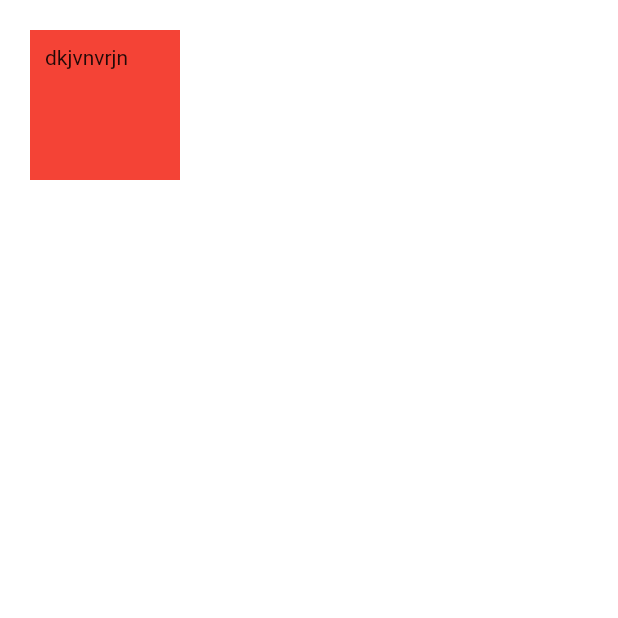
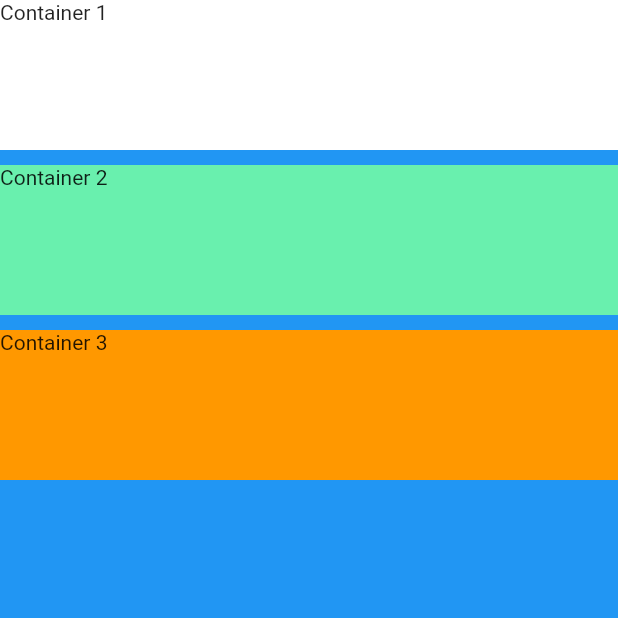
Before and after one commit to balub/Flutter_Business_Card, a Flutter app: the screen it shows after launch, on a phone screen of 412 x 824 dp, the top half of it. Run offline on Flutter 3.47's test engine with Material 2 defaults, Android fonts, the phone set to English and light mode, and no system bars.

Commit message:
played with columns

```diff
--- a/lib/main.dart
+++ b/lib/main.dart
@@ -7,15 +7,34 @@ class MyApp extends StatelessWidget {
   Widget build(BuildContext context) {
     return MaterialApp(
       home: Scaffold(
-        backgroundColor: Colors.white,
+        backgroundColor: Colors.blue,
         body: SafeArea(
-          child: Container(
-              height: 100.0,
-              width: 100.0,
-              margin: EdgeInsets.all(20.0),
-              padding: EdgeInsets.all(10.0),
-              color: Colors.red,
-              child: Text("dkjvnvrjn")),
+          child: Column(
+            crossAxisAlignment: CrossAxisAlignment.stretch,
+            children: <Widget>[
+              Container(
+                  height: 100.0,
+                  width: 100.0,
+                  color: Colors.white,
+                  child: Text("Container 1")),
+              SizedBox(
+                height: 10.0,
+              ),
+              Container(
+                  height: 100.0,
+                  width: 100.0,
+                  color: Colors.greenAccent,
+                  child: Text("Container 2")),
+              SizedBox(
+                height: 10.0,
+              ),
+              Container(
+                  height: 100.0,
+                  width: 100.0,
+                  color: Colors.orange,
+                  child: Text("Container 3")),
+            ],
+          ),
         ),
       ),
     );
```
